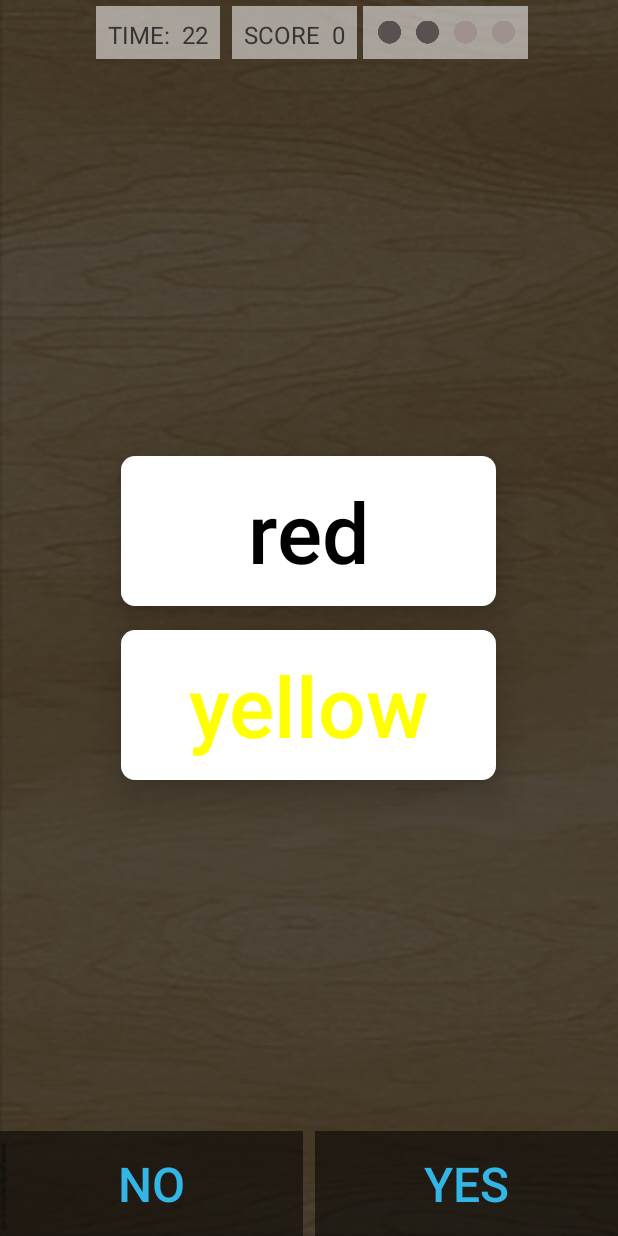
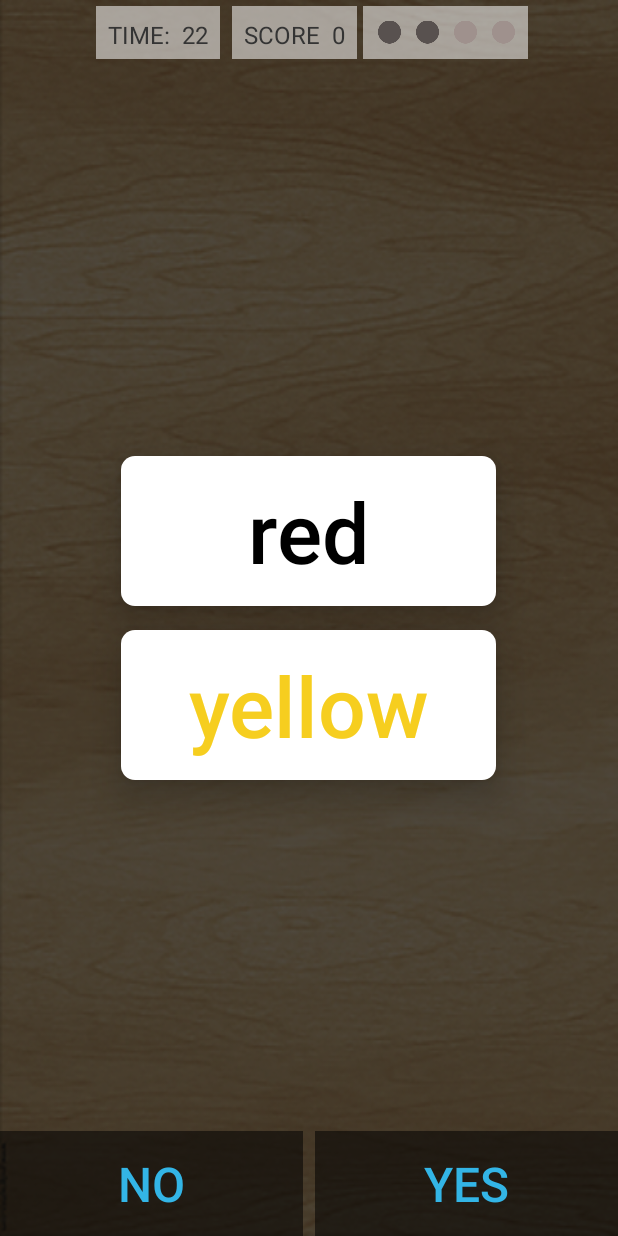
Before and after one commit to canwe/colors-fragments, an Android app: the screen it shows after launch (MainActivity), after a tap on "YES", on a phone screen of 412 x 824 dp. Run offline under Robolectric (Android 15) with nearby library versions, the phone set to English and light mode, and no system bars; 1 other tap on this screen came first.

Commit message:
commit refactor

```diff
--- a/app/src/main/java/com/example/aisuluu/colors/GameFragment.java
+++ b/app/src/main/java/com/example/aisuluu/colors/GameFragment.java
@@ -1,5 +1,4 @@
 package com.example.aisuluu.colors;
-
 
 import android.content.Context;
 import android.content.res.Resources;
@@ -10,7 +9,6 @@ import android.os.Handler;
 import android.os.Looper;
 import android.support.v4.app.Fragment;
 import android.support.v4.content.ContextCompat;
-import android.util.Log;
 import android.view.LayoutInflater;
 import android.view.View;
 import android.view.ViewGroup;
@@ -28,9 +26,6 @@ import android.widget.Toast;
 
 import java.util.Random;
 
-/**
- * A simple {@link Fragment} subclass.
- */
 public class GameFragment extends Fragment {
 
     GameFragmentListener gameFragmentListener;
@@ -51,7 +46,6 @@ public class GameFragment extends Fragment {
     final int gameDuration = 30000; // in millis
     final int tickPeriod = 1000; // in millis
     int answerStatusImageDuration = 1000; // in milliseconds
-    ScaleAnimation scaleAnimation;
     LinearLayout textColorLinearLayout;
     float[] xOfLifeStatus = new float[4];
 
@@ -63,6 +57,7 @@ public class GameFragment extends Fragment {
     Animation counterAnimation;
 
     String mTextArray[] = {"black", "blue", "yellow", "red"};
+    String mColorArray[] = {"#343434", "#3e9acf", "#f6ce1f", "#eb3238"};
     String mTextToCheck = "";
     String mColorToCheck = "";
     Boolean mAnswerToCheck = false;
@@ -148,11 +143,17 @@ public class GameFragment extends Fragment {
             }
         });
         positiveButton = (Button) view.findViewById(R.id.positiveButton);
-        positiveButton.setOnClickListener(onYesClickListener);
+        positiveButton.setOnClickListener(new View.OnClickListener() {
+            @Override
+            public void onClick(View v) {
+                mAnswerToCheck = true;
+                checkAnswer();
+            }
+        });
 
         answerStatusImageAnimation = AnimationUtils.loadAnimation(getContext(), R.anim.obj_tran);
-        slideInTextAnimation = AnimationUtils.loadAnimation(getContext(), R.anim.slidein_text_animation);
-        slideInColorAnimation = AnimationUtils.loadAnimation(getContext(), R.anim.slidein_color_animation);
+        slideInTextAnimation = AnimationUtils.loadAnimation(getContext(), R.anim.slide_in_text_animation);
+        slideInColorAnimation = AnimationUtils.loadAnimation(getContext(), R.anim.slide_in_color_animation);
         counterAnimation = AnimationUtils.loadAnimation(getContext(), R.anim.counter_animation);
 
         slideInMeaningAnimation = AnimationUtils.loadAnimation(getContext(), R.anim.slide_in_meaning_animation);
@@ -164,10 +165,9 @@ public class GameFragment extends Fragment {
         rand = new Random();
         mHandler = new Handler(Looper.getMainLooper());
 
-        //answerStatusImage.setVisibility(View.VISIBLE);
-
         answerStatusImage.setImageResource(R.drawable.counter_3);
 
+        //declare timer
         timer = new CountDownTimer(gameDuration, tickPeriod) {
             public void onTick(long millisUntilFinished) {
                 if(mLifeCounter > 0 && timerText != null)
@@ -181,9 +181,9 @@ public class GameFragment extends Fragment {
             //after 30 secs, replace game fragment with score fragment
             public void onFinish() {
                 sendMessage(mScores);
-                Log.d("MYLOG", "FINISHED");
             }
         };
+
         counter = 3;
         // 3, 2, 1 counter
         scaleView();
@@ -199,7 +199,6 @@ public class GameFragment extends Fragment {
             public void onAnimationEnd(Animation animation) {
                 if (counter > 0) {
                     String resOfImage = "drawable/counter_" + counter;
-                    Log.d("MYLOG", resOfImage);
                     answerStatusImage.setImageResource(resources.getIdentifier(resOfImage, null, packageName));
                     counter--;
                     animation.start();
@@ -213,13 +212,15 @@ public class GameFragment extends Fragment {
                 }
         });
 
+        // Animations
         answerStatusImage.startAnimation(animationSet);
         meaningImage.startAnimation(slideInMeaningAnimation);
         textcolorImage.startAnimation(slideInTextColorAnimation);
 
-
+        // Disable Yes No buttons until the game has started
         positiveButton.setEnabled(false);
         negativeButton.setEnabled(false);
+
         // after 3, 2, 1
         mHandler.postDelayed(new Runnable() {
             public void run() {
@@ -229,13 +230,11 @@ public class GameFragment extends Fragment {
                     positiveButton.setEnabled(true);
                     negativeButton.setEnabled(true);
                 }
-
-
                 generatePairs();
             }
         }, 5000);
 
-        //get x coordinates only after the layout is created
+        // Get x coordinates only after the layout is created
         view.getViewTreeObserver().addOnGlobalLayoutListener(
                 new ViewTreeObserver.OnGlobalLayoutListener() {
                     @Override
@@ -254,7 +253,7 @@ public class GameFragment extends Fragment {
         return view;
     }
 
-    //generating random text and colors
+    // Generating random text and colors
     public void generatePairs(){
         if (rand == null) rand = new Random();
         int textArrayRandomPosition = rand.nextInt(mTextArray.length);
@@ -270,27 +269,16 @@ public class GameFragment extends Fragment {
             textArrayRandomPosition = rand.nextInt(mTextArray.length);
             textButton.setTextColor(Color.parseColor(mTextArray[0]));
 
-            colorButton.setTextColor(Color.parseColor(mTextArray[textArrayRandomPosition]));
+            colorButton.setTextColor(Color.parseColor(mColorArray[textArrayRandomPosition]));
 
             mColorToCheck = mTextArray[textArrayRandomPosition];
         }
     }
 
-    private View.OnClickListener onYesClickListener = new View.OnClickListener(){
-
-        @Override
-        public void onClick(View view) {
-            mAnswerToCheck = true;
-            checkAnswer();
-        }
-    };
-
-    //check if generated pairs and answer are correct
+    // Check if generated pairs and answer are correct
     public void checkAnswer(){
 
-        Log.d("MYLOG", "Text: " + mTextToCheck + " Color: " + mColorToCheck + " Answer: " + mAnswerToCheck);
-
-
+        // If the answer is correct, add 1 point to score, animate Tick drawable to fly to the scores TextView
         if((mTextToCheck.equals(mColorToCheck)) == mAnswerToCheck){
             mScores++;
             answerStatusImage.setImageResource(R.drawable.tick);
@@ -309,17 +297,18 @@ public class GameFragment extends Fragment {
 
             answerStatusImage.startAnimation(answerStatusImageTranslate);
 
-
             if (mLifeCounter > 0) {
-
+                // Change color of the right answer to black
                 if (mAnswerToCheck) {
                     negativeButton.setTextColor(Color.BLACK);
                 } else
                     positiveButton.setTextColor(Color.BLACK);
 
+                // Disable Yes No buttons until next pair is generated
                 negativeButton.setEnabled(false);
                 positiveButton.setEnabled(false);
 
+                // After all of the animations are finished, generate new pair
                 mHandler.postDelayed(new Runnable() {
                     public void run() {
 
@@ -328,29 +317,25 @@ public class GameFragment extends Fragment {
                         negativeButton.setTextColor(ContextCompat.getColor(getContext(), R.color.colorYesNoButton));
                         positiveButton.setTextColor(ContextCompat.getColor(getContext(), R.color.colorYesNoButton));
 
+                        // If ran out of lives
                         if (mLifeCounter == 0) {
                             Toast.makeText(getActivity(), "GAMEOVER", Toast.LENGTH_SHORT).show();
                         } else
                             generatePairs();
                     }
                 }, answerStatusImageDuration);
-
             }
             mHandler.postDelayed(new Runnable() {
                 @Override
                 public void run() {
+                    // Change life status image according to lives left
                     View v = lifeLinearLayout.getChildAt(mLifeCounter);
                     ImageView lifeImageView = (ImageView) v;
                     lifeImageView.setImageResource(R.drawable.deadlifecircle);
                 }
             }, 700);
-
         }
-
-        //answerStatusImage.startAnimation(answerStatusImageAnimation);
-
     }
-
 
     public void scaleView() {
 
@@ -398,10 +383,8 @@ public class GameFragment extends Fragment {
 
         answerStatusImageTranslate.setFillAfter(false);
         answerStatusImageTranslate.setFillBefore(true);
+    }
 
-       // answerStatusImageTranslate.setStartOffset(100);
-
-    }
     public void answerStatusImageTickAnim(){
 
         if (answerStatusImageScale == null) answerStatusImageScale = new AnimationSet(true);
@@ -412,10 +395,6 @@ public class GameFragment extends Fragment {
         Animation scaleZoomOut = new ScaleAnimation(1f, 1f, 1f, 1f, Animation.RELATIVE_TO_SELF, 0.5f, Animation.RELATIVE_TO_SELF, 0.5f);
         scaleZoomOut.setDuration(80);
         scaleZoomOut.setStartOffset(50);
-//        scaleZoomOut.setFillAfter(false);
-//        scaleZoomIn.setFillBefore(false);
-//        scaleZoomOut.setFillBefore(false);
-//        scaleZoomIn.setFillAfter(false);
 
         answerStatusImageTranslate.addAnimation(scaleZoomIn);
         answerStatusImageTranslate.addAnimation(scaleZoomOut);
@@ -437,13 +416,6 @@ public class GameFragment extends Fragment {
         answerStatusImageTranslate.setFillAfter(false);
         answerStatusImageTranslate.setFillBefore(true);
 
-        // answerStatusImageTranslate.setStartOffset(100);
-
-
-
-
-
-
     }
 
 }
--- a/app/src/main/res/layout/activity_main.xml
+++ b/app/src/main/res/layout/activity_main.xml
@@ -6,12 +6,11 @@
     android:layout_height="match_parent"
     tools:context="com.example.aisuluu.colors.MainActivity"
     android:id="@+id/parentLayout"
-    android:orientation="vertical"
-    >
+    android:orientation="vertical">
 
     <FrameLayout
+        android:id="@+id/fragment_container"
         android:layout_width="match_parent"
-        android:layout_height="match_parent"
-        android:id="@+id/fragment_container"/>
+        android:layout_height="match_parent" />
 
 </LinearLayout>
--- a/app/src/main/res/layout/fragment_game.xml
+++ b/app/src/main/res/layout/fragment_game.xml
@@ -15,22 +15,20 @@
         android:layout_gravity="top"
         >
         <TextView
+            android:id="@+id/timerText"
             android:height="35dp"
-            android:id="@+id/timerText"
             style="@style/statusBarText"
             android:layout_width="wrap_content"
             android:layout_height="wrap_content"
-            android:text="Time:    "
-            />
+            android:text="Time:    " />
 
         <TextView
+            android:id="@+id/scoresText"
             android:height="35dp"
-            android:id="@+id/scoresText"
             style="@style/statusBarText"
             android:layout_width="wrap_content"
             android:layout_height="wrap_content"
-            android:text="Score  0"
-            />
+            android:text="Score  0" />
 
             <LinearLayout
                 android:id="@+id/lifeLinearLayout"
@@ -39,6 +37,7 @@
                 android:background="@color/whiteTransparent"
                 android:layout_gravity="center_vertical"
                 android:gravity="center_vertical">
+
                 <ImageView
                     android:id="@+id/imageView1"
                     style="@style/lifeStatusStyle"/>
@@ -52,17 +51,15 @@
                     android:id="@+id/imageView4"
                     style="@style/lifeStatusStyle"/>
             </LinearLayout>
+    </LinearLayout>
 
-
-    </LinearLayout>
     <LinearLayout
         android:id="@+id/textColorLinearLayout"
         android:layout_width="match_parent"
         android:layout_height="wrap_content"
         android:orientation="vertical"
         android:layout_gravity="center"
-        android:gravity="center_horizontal"
-        >
+        android:gravity="center_horizontal">
 
         <ImageView
             android:id="@+id/meaningImage"
@@ -73,15 +70,13 @@
             android:id="@+id/textButton"
             style="@style/GameButton"
             android:background="@drawable/round_rect_bg"
-            android:layout_marginBottom="16dp"
-            />
+            android:layout_marginBottom="16dp" />
 
         <Button
             android:id="@+id/colorButton"
             style="@style/GameButton"
             android:background="@drawable/round_rect_bg"
-            android:elevation="@dimen/elevationColorShape"
-            />
+            android:elevation="@dimen/elevationColorShape" />
         <ImageView
             android:id="@+id/textcolorImage"
             android:layout_width="150dp"
@@ -96,31 +91,25 @@
         android:layout_height="70dp"
         android:contentDescription="@string/hello_blank_fragment"
         android:src="@drawable/cross"
-        android:layout_gravity="center"
-        />
+        android:layout_gravity="center" />
 
     <LinearLayout
         android:id="@+id/mainLayout"
         android:layout_width="match_parent"
         android:layout_height="wrap_content"
         android:gravity="center|bottom"
-        android:layout_gravity="bottom"
-        >
+        android:layout_gravity="bottom">
 
         <Button
             android:id="@+id/negativeButton"
             android:text="NO"
             style="@style/YesNoStyle"
-            android:layout_marginRight="4dp"
-            />
+            android:layout_marginRight="4dp" />
 
         <Button
             android:id="@+id/positiveButton"
             android:text="YES"
             style="@style/YesNoStyle"
-            android:layout_marginLeft="4dp"
-            />
-
-
+            android:layout_marginLeft="4dp" />
     </LinearLayout>
 </FrameLayout>
```
Also changed, not shown: app/src/main/java/com/example/aisuluu/colors/BlankFragment.java (deleted, +0 -122 lines), app/src/main/java/com/example/aisuluu/colors/MainActivity.java (+9 -18 lines), app/src/main/java/com/example/aisuluu/colors/ScoreFragment.java (+58 -16 lines), app/src/main/java/com/example/aisuluu/colors/ScoresTableFragment.java (+4 -47 lines), app/src/main/res/anim/click_animation.xml (deleted, +0 -11 lines), app/src/main/res/anim/obj.xml (deleted, +0 -31 lines), app/src/main/res/layout/fragment_blank.xml (deleted, +0 -28 lines), app/src/main/res/layout/fragment_score.xml (+13 -18 lines), app/src/main/res/layout/fragment_scores_table.xml (+6 -7 lines), app/src/main/res/layout/popup_layout.xml (deleted, +0 -14 lines), app/src/main/res/anim/slide_in_color_animation.xml (renamed from app/src/main/res/anim/slidein_color_animation.xml), app/src/main/res/anim/slide_in_text_animation.xml (renamed from app/src/main/res/anim/slidein_text_animation.xml), app/src/main/res/drawable/graybackground.png (deleted).
